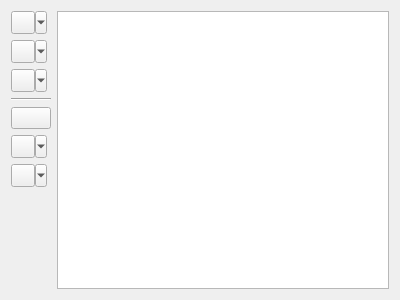
Before: the Qt Designer form lib/ui/widgets/metadata/nodes.ui in metgem/metgem, drawn with Qt 5.
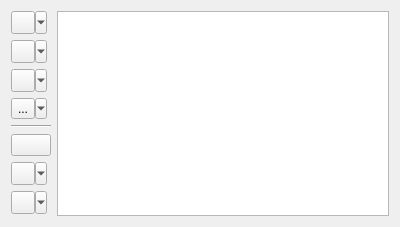
After: the same form once the commit is applied. Icons and pictures are not drawn. Custom widgets are drawn as their Qt base class.

Commit message: Add dialog to set nodes' colors based on a data column

The edit to the form file:
```diff
--- a/lib/ui/widgets/metadata/nodes.ui
+++ b/lib/ui/widgets/metadata/nodes.ui
@@ -7,7 +7,7 @@
     <x>0</x>
     <y>0</y>
     <width>400</width>
-    <height>300</height>
+    <height>227</height>
    </rect>
   </property>
   <property name="windowTitle">
@@ -76,6 +76,26 @@
        </property>
       </widget>
      </item>
+     <item>
+      <widget class="QToolButton" name="btUseColumnForNodesColors">
+       <property name="toolTip">
+        <string>Use selected columns as source for nodes' colors</string>
+       </property>
+       <property name="statusTip">
+        <string>Use selected columns as source for nodes' colors</string>
+       </property>
+       <property name="text">
+        <string>...</string>
+       </property>
+       <property name="icon">
+        <iconset resource="../../ui.qrc">
+         <normaloff>:/icons/images/node-color.svg</normaloff>:/icons/images/node-color.svg</iconset>
+       </property>
+       <property name="popupMode">
+        <enum>QToolButton::MenuButtonPopup</enum>
+       </property>
+      </widget>
+     </item>
      <item>
       <widget class="Line" name="line">
        <property name="orientation">
```
Left out of the diff: 26 changed lines with no effect on the pictures. The commit also changes 13 other files.
